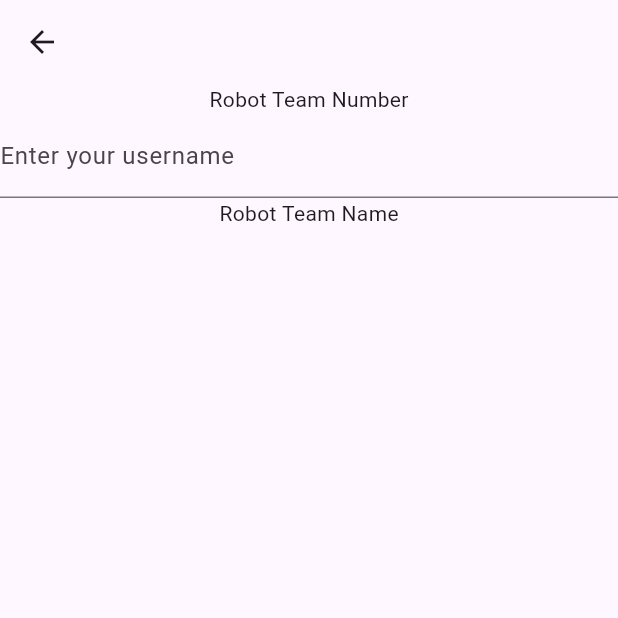
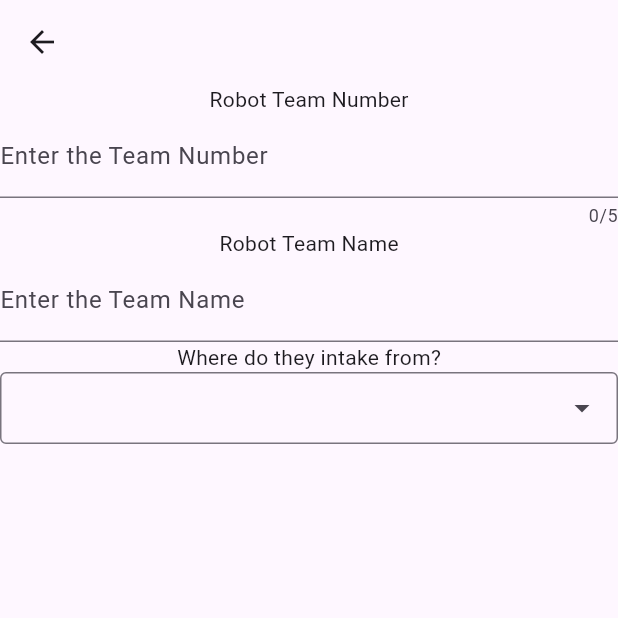
Before and after one commit to kridos/ScoutingApp2024, a Flutter app: the AddData screen opened directly, on a phone screen of 412 x 824 dp, the top half of it. Run offline on Flutter 3.47's test engine with Material 3 defaults, Android fonts, the phone set to English and light mode, and no system bars; drawn by our look-alikes of dropdown_search.

Commit message:
Update adddata.dart

```diff
--- a/crescendoscout/lib/adddata.dart
+++ b/crescendoscout/lib/adddata.dart
@@ -1,6 +1,7 @@
 import 'package:flutter/material.dart';
+import 'package:flutter/services.dart';
 import 'dart:developer';
-
+import 'package:dropdown_search/dropdown_search.dart';
 import 'package:flutter/widgets.dart';
 
 class AddData extends StatefulWidget {
@@ -26,6 +27,8 @@ class AddData extends StatefulWidget {
 //Can they score trap?
 
 class _AddDataState extends State<AddData> {
+  String intake = "";
+
   @override
   Widget build(BuildContext context) {
     return Scaffold(
@@ -36,12 +39,35 @@ class _AddDataState extends State<AddData> {
             children: <Widget>[
               Text("Robot Team Number"),
               TextFormField(
+                maxLength: 5,
+                keyboardType: TextInputType.number,
+                inputFormatters: [
+                  FilteringTextInputFormatter.digitsOnly,
+                ],
                 decoration: const InputDecoration(
                   border: UnderlineInputBorder(),
-                  labelText: 'Enter your username',
+                  labelText: 'Enter the Team Number',
                 ),
               ),
-              Text("Robot Team Name")
+              Text("Robot Team Name"),
+              TextFormField(
+                decoration: const InputDecoration(
+                  border: UnderlineInputBorder(),
+                  labelText: 'Enter the Team Name',
+                ),
+              ),
+              Text("Where do they intake from?"),
+              DropdownSearch<String>(
+                items: const [
+                  'Ground (can Intake from Source and Ground)',
+                  'Source only Intake'
+                ],
+                onChanged: (value) {
+                  setState(() {
+                    intake = value.toString();
+                  });
+                },
+              ),
             ],
           ),
         )
```
